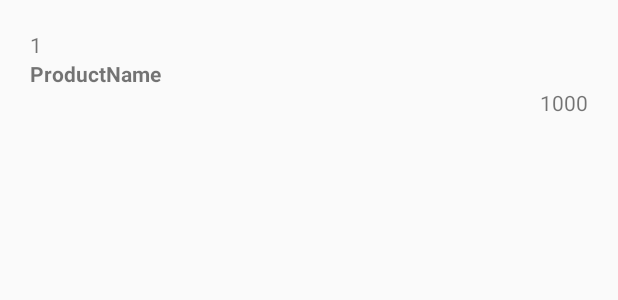
After one commit to lthieuuit/Pdf-reader, an Android app: the layout recent_info.xml on its own in the app's theme, with its tools: preview values and no code run, on a phone screen of 412 x 824 dp. The commit adds this screen. Shown: the top 300 px of the screen. Run offline under Robolectric (Android 15) with nearby library versions, the phone set to English and light mode, and no system bars.

Commit message:
010720
Code tiếp tính năng recent (*Chưa xong)

```diff
--- /dev/null
+++ b/app/src/main/res/layout/recent_info.xml
@@ -0,0 +1,27 @@
+<?xml version="1.0" encoding="utf-8"?>
+<LinearLayout xmlns:android="http://schemas.android.com/apk/res/android"
+    android:layout_width="match_parent"
+    android:layout_height="wrap_content"
+    android:orientation="vertical"
+    android:padding="20dp">
+
+    <TextView
+        android:id="@+id/idrecent"
+        android:layout_width="match_parent"
+        android:layout_height="wrap_content"
+        android:text="1" />
+
+    <TextView
+        android:id="@+id/name"
+        android:layout_width="match_parent"
+        android:layout_height="wrap_content"
+        android:text="ProductName"
+        android:textStyle="bold" />
+
+    <TextView
+        android:id="@+id/time"
+        android:layout_width="match_parent"
+        android:layout_height="wrap_content"
+        android:gravity="right"
+        android:text="1000" />
+</LinearLayout>
```
Also changed, not shown: app/src/main/java/com/pnhphamhieu/ebookreader/MainActivity.java (+92 -128 lines), app/src/main/java/com/pnhphamhieu/ebookreader/ui/openfile/OpenfileFragment.java (+0 -36 lines), app/src/main/java/com/pnhphamhieu/ebookreader/ui/recents/RecentsFragment.java (+7 -5 lines), app/src/main/res/layout/fragment_recents.xml (+13 -25 lines).
